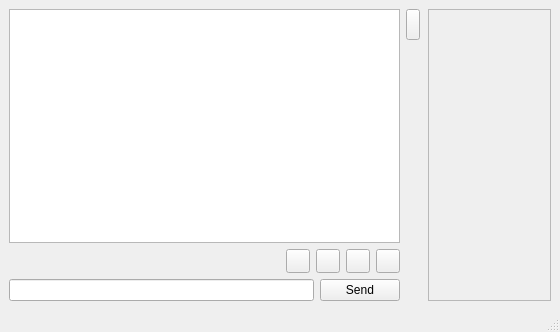
This is retroshare-gui/src/gui/chat/PopupChatDialog.ui in RetroShare/RetroShare as Qt 5 draws it before an edit. The edited form follows.
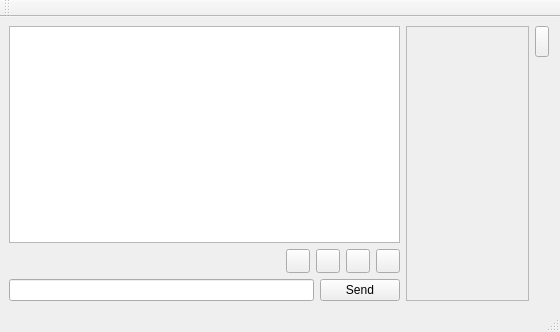
This is the edited form. Icons and pictures are not drawn.

Commit message: fixed Chatdialog windowtitle

```diff
--- a/retroshare-gui/src/gui/chat/PopupChatDialog.ui
+++ b/retroshare-gui/src/gui/chat/PopupChatDialog.ui
@@ -31,45 +31,6 @@
      </widget>
     </item>
     <item rowspan="3" row="0" column="5" >
-     <layout class="QGridLayout" >
-      <item row="0" column="0" >
-       <widget class="QPushButton" name="avatarFrameButton" >
-        <property name="minimumSize" >
-         <size>
-          <width>14</width>
-          <height>31</height>
-         </size>
-        </property>
-        <property name="maximumSize" >
-         <size>
-          <width>14</width>
-          <height>31</height>
-         </size>
-        </property>
-        <property name="text" >
-         <string/>
-        </property>
-        <property name="checkable" >
-         <bool>true</bool>
-        </property>
-       </widget>
-      </item>
-      <item row="1" column="0" >
-       <spacer>
-        <property name="orientation" >
-         <enum>Qt::Vertical</enum>
-        </property>
-        <property name="sizeHint" >
-         <size>
-          <width>16</width>
-          <height>509</height>
-         </size>
-        </property>
-       </spacer>
-      </item>
-     </layout>
-    </item>
-    <item rowspan="3" row="0" column="6" >
      <widget class="QFrame" name="avatarframe" >
       <property name="frameShape" >
        <enum>QFrame::StyledPanel</enum>
@@ -98,6 +59,12 @@
            <height>64</height>
           </size>
          </property>
+         <property name="styleSheet" >
+          <string>QLabel{
+border-image: url(:/images/avatar_background.png);
+
+}</string>
+         </property>
          <property name="text" >
           <string/>
          </property>
@@ -111,14 +78,60 @@
          <property name="sizeHint" >
           <size>
            <width>121</width>
-           <height>131</height>
+           <height>121</height>
           </size>
          </property>
         </spacer>
        </item>
+       <item row="2" column="0" >
+        <widget class="QLabel" name="label" >
+         <property name="text" >
+          <string/>
+         </property>
+        </widget>
+       </item>
       </layout>
      </widget>
     </item>
+    <item rowspan="3" row="0" column="6" >
+     <layout class="QGridLayout" >
+      <item row="0" column="0" >
+       <widget class="QPushButton" name="avatarFrameButton" >
+        <property name="minimumSize" >
+         <size>
+          <width>14</width>
+          <height>31</height>
+         </size>
+        </property>
+        <property name="maximumSize" >
+         <size>
+          <width>14</width>
+          <height>31</height>
+         </size>
+        </property>
+        <property name="text" >
+         <string/>
+        </property>
+        <property name="checkable" >
+         <bool>true</bool>
+        </property>
+       </widget>
+      </item>
+      <item row="1" column="0" >
+       <spacer>
+        <property name="orientation" >
+         <enum>Qt::Vertical</enum>
+        </property>
+        <property name="sizeHint" >
+         <size>
+          <width>16</width>
+          <height>509</height>
+         </size>
+        </property>
+       </spacer>
+      </item>
+     </layout>
+    </item>
     <item row="1" column="0" >
      <spacer>
       <property name="orientation" >
@@ -243,6 +256,17 @@
    </layout>
   </widget>
   <widget class="QStatusBar" name="statusbar" />
+  <widget class="QToolBar" name="toolBar" >
+   <property name="windowTitle" >
+    <string>toolBar</string>
+   </property>
+   <attribute name="toolBarArea" >
+    <enum>TopToolBarArea</enum>
+   </attribute>
+   <attribute name="toolBarBreak" >
+    <bool>false</bool>
+   </attribute>
+  </widget>
  </widget>
  <resources/>
  <connections/>
```
The commit also changes 1 other file.
